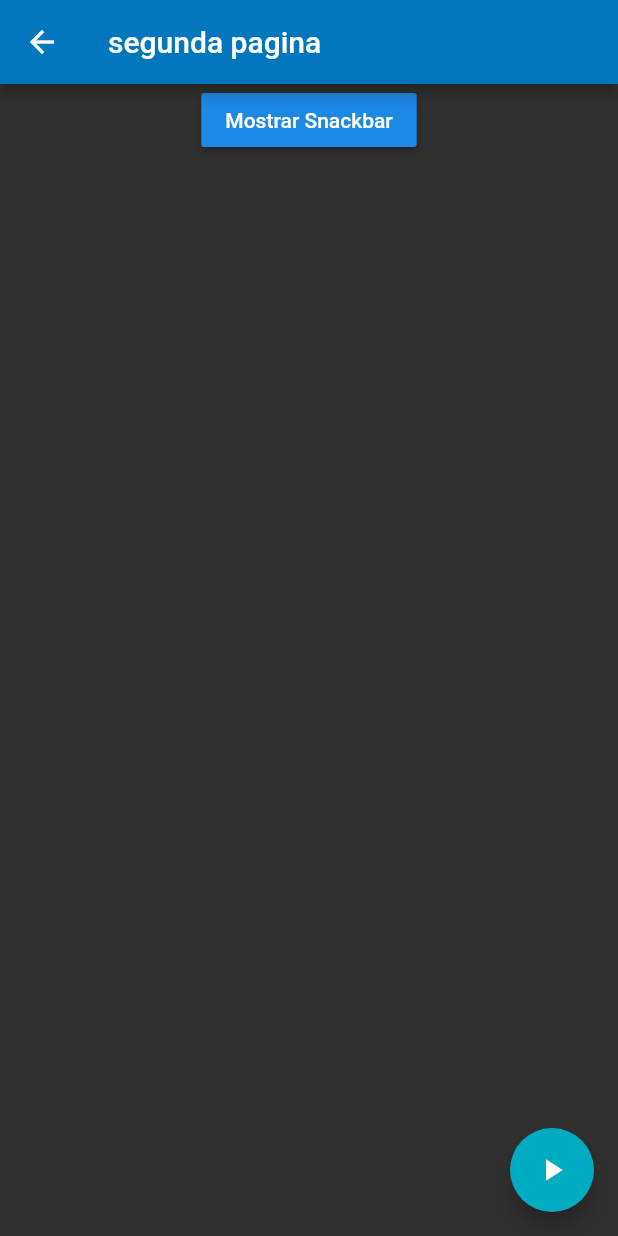
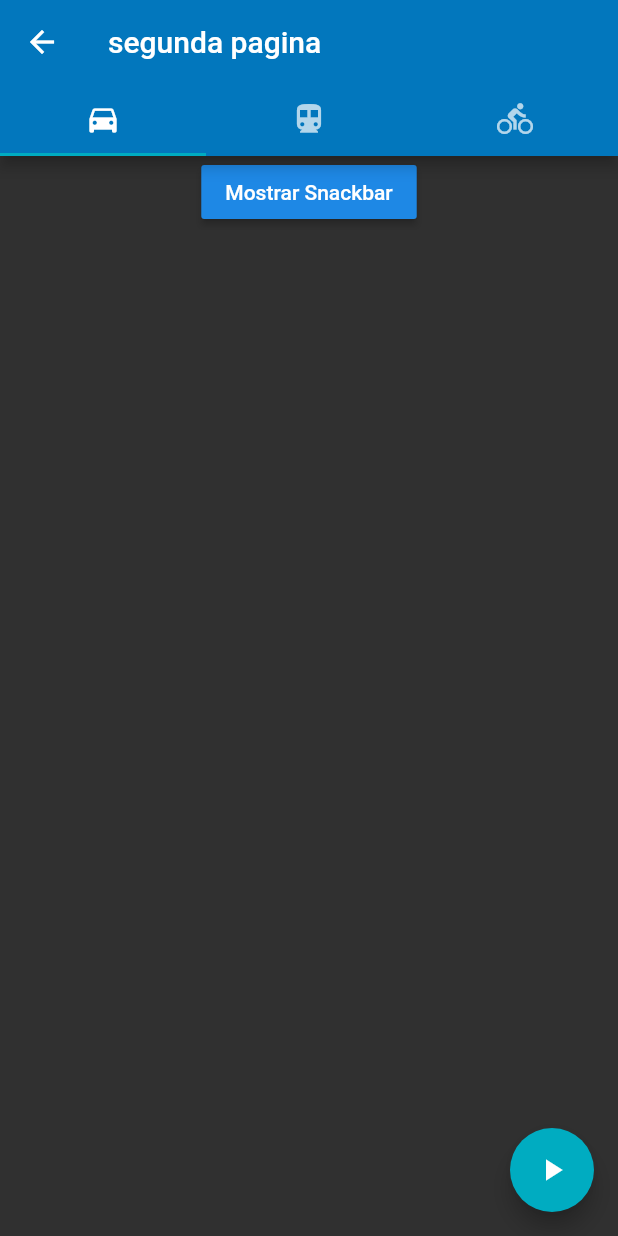
Before and after one commit to DalexisValencia/flutter_cookbook, a Flutter app: the screen it shows after launch, in the side drawer, after a tap on "Mostrar Snackbar", on a phone screen of 412 x 824 dp. Run offline on Flutter 3.47's test engine with Material 2 defaults, Android fonts, the phone set to English and light mode, and no system bars; Roboto replaces fonts that are missing (ZhiMangXing).

Commit message:
Trabajar con tablas

```diff
--- a/basics_design/lib/pages/page2.dart
+++ b/basics_design/lib/pages/page2.dart
@@ -3,18 +3,50 @@ import 'package:flutter/material.dart';
 class PageDos extends StatelessWidget{
   @override
   Widget build(BuildContext context){
-    return Scaffold(
-      appBar: AppBar(
-        title: Text("segunda pagina")
-      ),
-      body: Container(
+    return
+        DefaultTabController(
+          length: 3,
+          child: Scaffold(
+            appBar: AppBar(
+              title: Text("segunda pagina"),
+              bottom: TabBar(
+                tabs: [
+                  Tab(icon: Icon(Icons.directions_car)),
+                  Tab(icon: Icon(Icons.directions_transit)),
+                  Tab(icon: Icon(Icons.directions_bike))
+                ]
+              ),
+            ),
+            body: TabBarView(
+              children: <Widget>[
+                FirstTabPage(),
+                Icon(Icons.directions_transit),
+                Icon(Icons.directions_bike)
+              ]
+            ),
+            floatingActionButton: FloatingActionButton(
+              child: Icon(Icons.play_arrow),
+              onPressed: (){
+                print('floating');
+              },
+            ),
+          ),
+        );
+  }
+}
+
+class FirstTabPage extends StatelessWidget{
+  @override
+  Widget build(BuildContext context) {
+    return Container(
         alignment: Alignment.center,
         child: Column(
           children: <Widget>[
+
             RaisedButton(
               child: Text("Mostrar Snackbar"),
               onPressed: (){
-               final snackBar = SnackBar(
+              final snackBar = SnackBar(
                   content: Container(
                     padding: EdgeInsets.only(top:10, bottom: 10, left: 5),
                     child: Text("la info"),
@@ -33,13 +65,6 @@ class PageDos extends StatelessWidget{
             )
           ]
         )
-      ),
-      floatingActionButton: FloatingActionButton(
-        child: Icon(Icons.play_arrow),
-        onPressed: (){
-          print('floating');
-        },
-      ),
-    );
+      );
   }
 }
```
